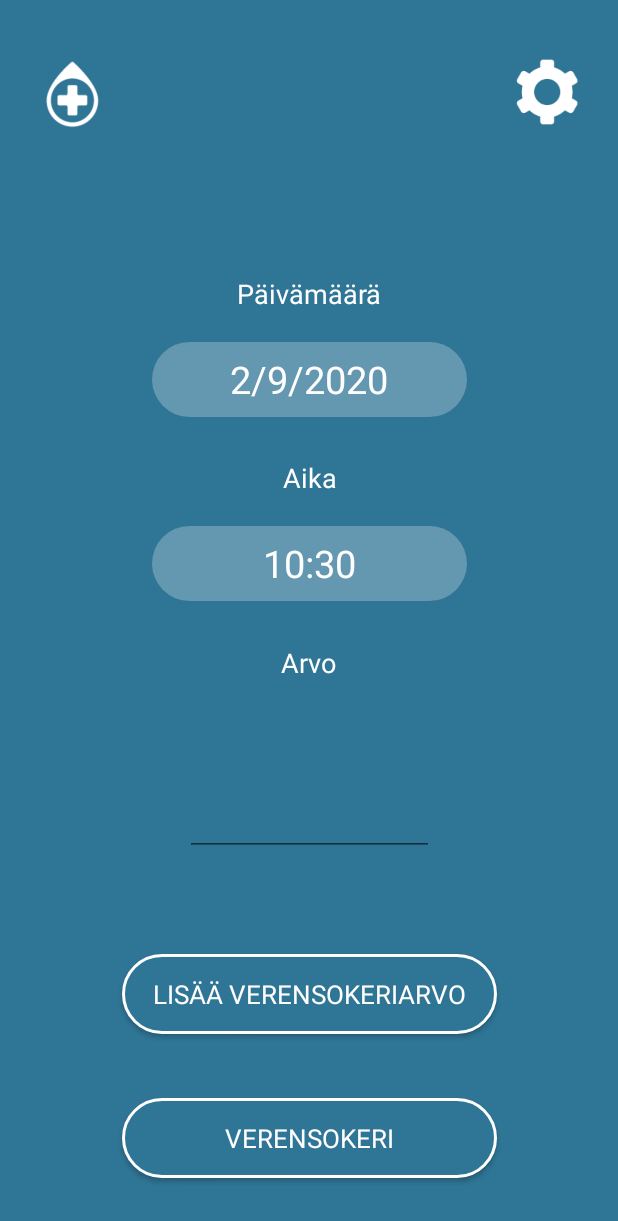
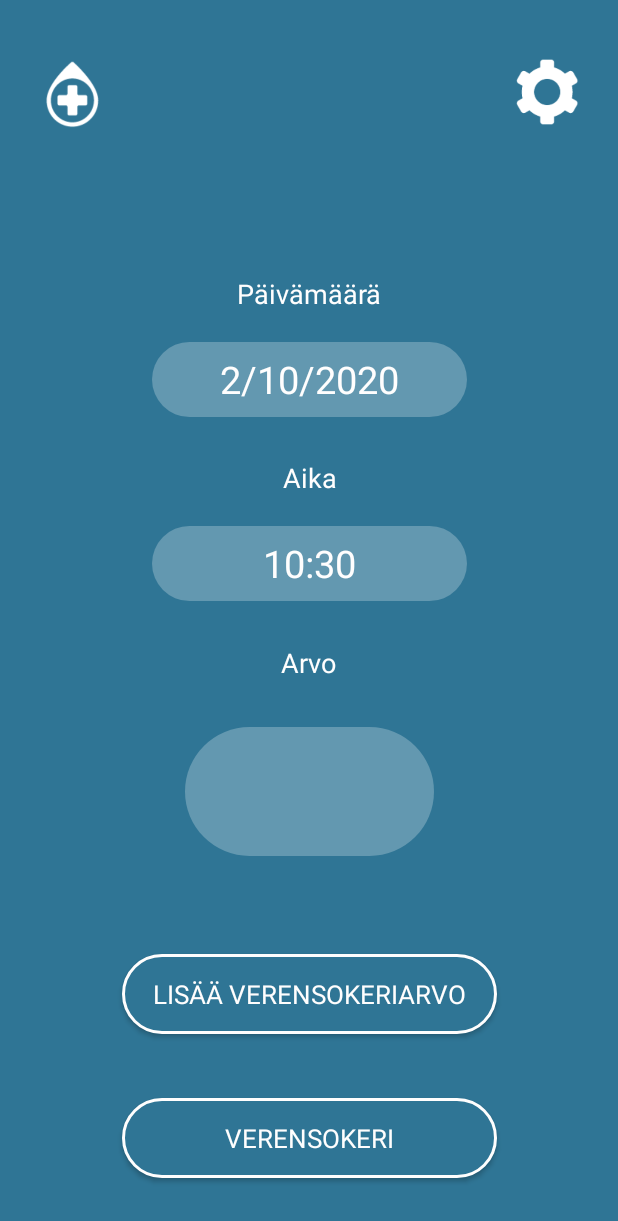
Before and after one commit to j0elr4u/diabetes_paivakirja, an Android app: the screen it shows after launch (MainActivity), on a phone screen of 412 x 824 dp. Shown: the top 1221 px of the screen. Run offline under Robolectric (Android 15) with nearby library versions, the light colour scheme and no system bars; Roboto replaces fonts that are not available here.

Commit message:
Kaatuminen korjattu
Korjasin kalenterin, yms.
Korjasin varoituksia activity_main.xml:ssä.

```diff
--- a/AndroidStudio/DiabetesPaivakirja/app/src/main/java/com/diabetespaivakirja/MainActivity.java
+++ b/AndroidStudio/DiabetesPaivakirja/app/src/main/java/com/diabetespaivakirja/MainActivity.java
@@ -7,6 +7,7 @@ import android.app.TimePickerDialog;
 import android.content.Intent;
 import android.os.Bundle;
 
+import android.util.Log;
 import android.view.View;
 import android.widget.DatePicker;
 import android.widget.EditText;
@@ -84,8 +85,8 @@ public class MainActivity extends AppCompatActivity implements View.OnClickListe
     // Calendar stuff
 
     public void calendarStuff() {
-        txtDate = findViewById(R.id.dateView);
-        txtTime = findViewById(R.id.timeView);
+        txtDate = findViewById(R.id.paivamaaraView);
+        txtTime = findViewById(R.id.aikaView);
 
         txtDate.setOnClickListener(this);
         txtTime.setOnClickListener(this);
@@ -94,7 +95,7 @@ public class MainActivity extends AppCompatActivity implements View.OnClickListe
 
         // Get Current Date
         mYear = calendar.get(Calendar.YEAR);
-        mMonth = calendar.get(Calendar.MONTH);
+        mMonth = calendar.get(Calendar.MONTH) + 1;
         mDay = calendar.get(Calendar.DAY_OF_MONTH);
 
         // Get Current Time
@@ -133,7 +134,7 @@ public class MainActivity extends AppCompatActivity implements View.OnClickListe
                             txtDate.setText(text);
 
                         }
-                    }, mYear, mMonth, mDay);
+                    }, mYear, mMonth - 1, mDay);
             datePickerDialog.show();
         }
         if (v == txtTime) {
@@ -190,6 +191,7 @@ public class MainActivity extends AppCompatActivity implements View.OnClickListe
 
         // Lisää verensokeri ...
         showToast("Kaikki OK", Toast.LENGTH_SHORT);
+        Log.d("MainActivity", "\n" + value + "\n" + mMinute + "\n" + mHour + "\n" + mDay + "\n" + mMonth + "\n" + mYear);
 
         Verensokeri vs = new Verensokeri(value, mMinute, mHour, mDay, mMonth, mYear);
         verensokerit.lisaa(vs);
--- a/AndroidStudio/DiabetesPaivakirja/app/src/main/java/com/diabetespaivakirja/Verensokeri.java
+++ b/AndroidStudio/DiabetesPaivakirja/app/src/main/java/com/diabetespaivakirja/Verensokeri.java
@@ -18,8 +18,8 @@ public class Verensokeri {
         return this.value;
     }
 
-    public int getVerensokeriID() {
-        return Integer.parseInt(String.valueOf(this.year) + this.month + this.day + this.hour + this.minute);
+    public String getVerensokeriID() {
+        return "" + this.year + this.month + this.day + this.hour + this.minute;
     }
 
 
--- a/AndroidStudio/DiabetesPaivakirja/app/src/main/java/com/diabetespaivakirja/Verensokerit.java
+++ b/AndroidStudio/DiabetesPaivakirja/app/src/main/java/com/diabetespaivakirja/Verensokerit.java
@@ -28,7 +28,7 @@ public class Verensokerit {
     public void lisaa(Verensokeri verensokeri) {
         if(!verensokeriList.isEmpty()) {
             for (int i = 0; i < verensokeriList.size(); i++) {
-                if (verensokeriList.get(i).getVerensokeriID() == verensokeri.getVerensokeriID()) {
+                if (verensokeriList.get(i).getVerensokeriID().equals(verensokeri.getVerensokeriID())) {
                     //On jo olemassa verensokeri tälle ajalle.
                     verensokeriList.remove(i);
                     break;
--- a/AndroidStudio/DiabetesPaivakirja/app/src/main/res/layout/activity_main.xml
+++ b/AndroidStudio/DiabetesPaivakirja/app/src/main/res/layout/activity_main.xml
@@ -13,11 +13,12 @@
         android:layout_height="53dp"
         android:background="@drawable/button"
         android:onClick="onButtonPressed_Arvo"
-        android:text="Verensokeri"
+        android:text="@string/main_verensokeri"
         android:fontFamily="@font/arvo"
         android:textAllCaps="true"
         android:textColor="#FFFEFE"
-        android:textSize="17dp"
+        android:textSize="17sp"
+        android:focusable="false"
         app:layout_constraintBottom_toBottomOf="parent"
         app:layout_constraintEnd_toEndOf="parent"
         app:layout_constraintStart_toStartOf="parent"
@@ -32,11 +33,12 @@
         android:layout_height="53dp"
         android:background="@drawable/button"
         android:onClick="onButtonPressed_Lisaa"
-        android:text="Lisää verensokeriarvo"
+        android:text="@string/main_lisaa_verensokeriarvo"
         android:fontFamily="@font/arvo"
         android:textAllCaps="true"
         android:textColor="#FFFEFE"
-        android:textSize="17dp"
+        android:textSize="17sp"
+        android:focusable="false"
         app:layout_constraintBottom_toBottomOf="parent"
         app:layout_constraintEnd_toEndOf="parent"
         app:layout_constraintHorizontal_bias="0.503"
@@ -49,7 +51,7 @@
         android:layout_width="wrap_content"
         android:layout_height="wrap_content"
         android:fontFamily="@font/arvo"
-        android:text="Päivämäärä"
+        android:text="@string/main_paivamaara"
         android:textColor="#FFFEFE"
         android:textSize="18sp"
         app:layout_constraintBottom_toBottomOf="parent"
@@ -59,17 +61,19 @@
         app:layout_constraintVertical_bias="0.229" />
 
     <EditText
-        android:id="@+id/dateView"
+        android:id="@+id/paivamaaraView"
         android:layout_width="210dp"
         android:layout_height="50dp"
         android:background="@drawable/text"
-        android:editable="false"
         android:ems="10"
         android:gravity="center"
         android:inputType="none"
+        android:focusable="false"
         android:fontFamily="@font/arvo"
         android:textSize="25sp"
         android:textColor="#FFFEFE"
+        android:hint="@string/main_paivamaara"
+        android:autofillHints="nul"
         app:layout_constraintBottom_toBottomOf="parent"
         app:layout_constraintEnd_toEndOf="parent"
         app:layout_constraintHorizontal_bias="0.502"
@@ -81,7 +85,7 @@
         android:id="@+id/textView3"
         android:layout_width="wrap_content"
         android:layout_height="wrap_content"
-        android:text="Aika"
+        android:text="@string/main_aika"
         android:textSize="18sp"
         android:textColor="#FFFEFE"
         android:fontFamily="@font/arvo"
@@ -93,16 +97,19 @@
         app:layout_constraintVertical_bias="0.383" />
 
     <EditText
-        android:id="@+id/timeView"
+        android:id="@+id/aikaView"
         android:layout_width="210dp"
         android:layout_height="50dp"
-        android:editable="false"
+        android:inputType="none"
+        android:focusable="false"
         android:ems="10"
         android:textSize="25sp"
         android:background="@drawable/text"
         android:gravity="center"
         android:fontFamily="@font/arvo"
         android:textColor="#FFFEFE"
+        android:hint="@string/main_aika"
+        android:autofillHints="nul"
         app:layout_constraintBottom_toBottomOf="parent"
         app:layout_constraintEnd_toEndOf="parent"
         app:layout_constraintStart_toStartOf="parent"
@@ -113,7 +120,7 @@
         android:id="@+id/textView"
         android:layout_width="wrap_content"
         android:layout_height="wrap_content"
-        android:text="Arvo"
+        android:text="@string/main_arvo"
         android:textSize="18sp"
         android:textColor="#FFFEFE"
         app:layout_constraintBottom_toBottomOf="parent"
@@ -133,7 +140,10 @@
         android:inputType="numberDecimal"
         android:maxLength="5"
         android:textColor="#FFFEFE"
-        android:textSize="42dp"
+        android:textSize="42sp"
+        android:hint="@string/nul"
+        android:autofillHints="nul"
+        android:background="@drawable/text"
         app:layout_constraintBottom_toBottomOf="parent"
         app:layout_constraintEnd_toEndOf="parent"
         app:layout_constraintStart_toStartOf="parent"
@@ -158,7 +168,6 @@
         android:layout_width="65dp"
         android:layout_height="60dp"
         android:background="@drawable/cross"
-        android:fontFamily="@string/app_font"
         app:layout_constraintBottom_toBottomOf="parent"
         app:layout_constraintEnd_toEndOf="parent"
         app:layout_constraintHorizontal_bias="0.043"
@@ -171,7 +180,7 @@
         android:layout_width="wrap_content"
         android:layout_height="wrap_content"
         android:gravity="center"
-        android:text="Ari Salonen"
+        android:text="@string/main_nimi"
         android:fontFamily="@font/arvo"
         android:textSize="27sp"
         android:textColor="#FFFEFE"
--- a/AndroidStudio/DiabetesPaivakirja/app/src/main/res/values/strings.xml
+++ b/AndroidStudio/DiabetesPaivakirja/app/src/main/res/values/strings.xml
@@ -22,7 +22,15 @@
     <string name="first_name">First Name</string>
     <string name="last_name">Last Name</string>
 
+    <!-- Main Activity -->
+    <string name="main_verensokeri">Verensokeri</string>
+    <string name="main_lisaa_verensokeriarvo">Lisää verensokeriarvo</string>
+    <string name="main_paivamaara">Päivämäärä</string>
+    <string name="main_aika">Aika</string>
+    <string name="main_arvo">Arvo</string>
+    <string name="main_nimi">Ari Salonen</string>
+
     <!-- Common Strings -->
-    <string name="app_font">Guug</string>
+    <string name="nul" />
 
 </resources>
```
